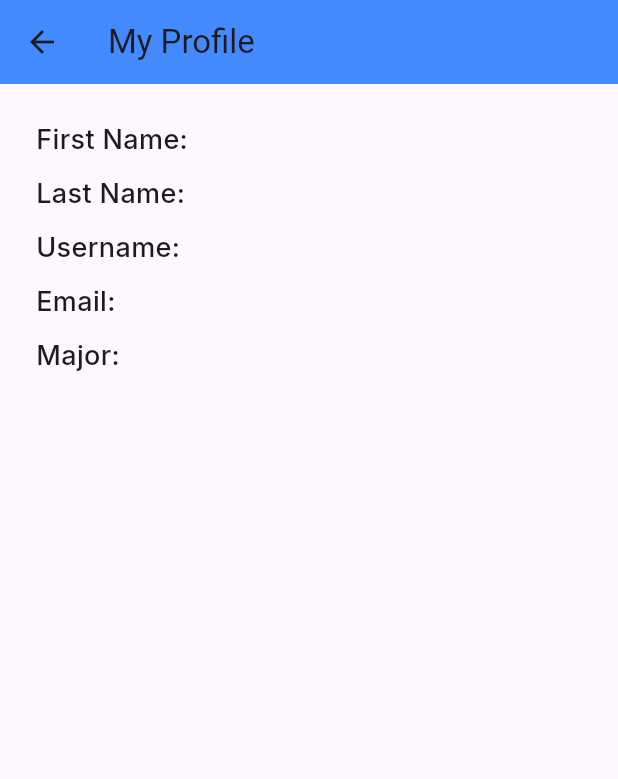
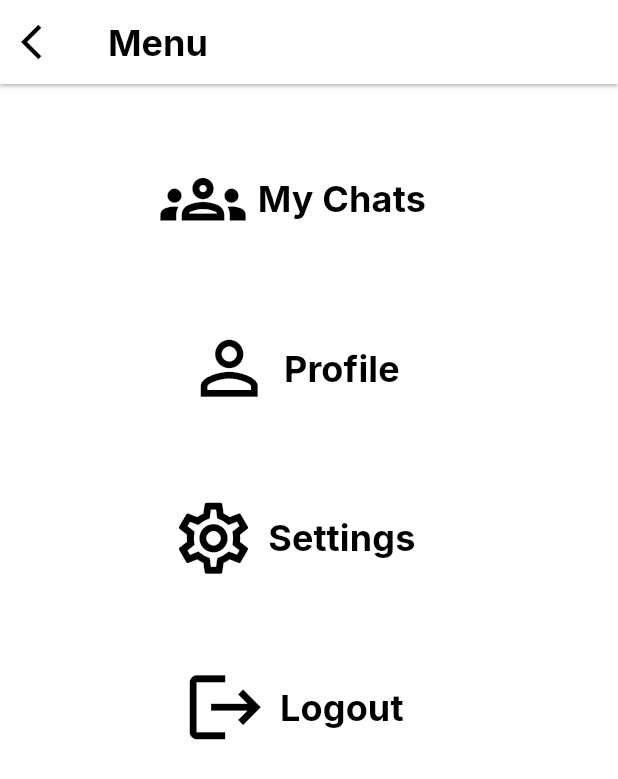
Before and after one commit to ParkerWilliams1/gemo, a Flutter app: the MenuScreen screen opened directly, on a phone screen of 412 x 824 dp. Shown: the top 779 px of the screen. Run offline on Flutter 3.47's test engine with Material 3 defaults, Android fonts, the phone set to English and light mode, and no system bars; our stand-ins replace cloud_firestore, cloud_functions, firebase_auth, firebase_core, firebase_storage, flutter_riverpod and 1 more; missing offline and left inert: videosdk; accounts and stored records are empty; generated files the repository leaves out were written again.

```diff
--- a/lib/screens/menu_screen.dart
+++ b/lib/screens/menu_screen.dart
@@ -1,79 +1,115 @@
+import 'package:firebase_auth/firebase_auth.dart';
 import 'package:flutter/material.dart';
-import 'package:firebase_auth/firebase_auth.dart';
-import 'package:cloud_firestore/cloud_firestore.dart';
 import 'package:google_fonts/google_fonts.dart';
+import 'package:gemo/screens/my_chats_screen.dart'; // Import MyChatsScreen
+import 'package:gemo/screens/profile_screen.dart'; // Import ProfileScreen
+import 'package:gemo/screens/settings_screen.dart'; // Import SettingsScreen
 
-class MenuScreen extends StatefulWidget {
+class MenuScreen extends StatelessWidget {
   const MenuScreen({super.key});
-
-  @override
-  State<MenuScreen> createState() => MenuScreenState();
-}
-
-class MenuScreenState extends State<MenuScreen> {
-  final FirebaseAuth _auth = FirebaseAuth.instance;
-  final FirebaseFirestore _firestore = FirebaseFirestore.instance;
-
-  String firstName = '';
-  String lastName = '';
-  String email = '';
-  String major = '';
-  String username = '';
-
-  @override
-  void initState() {
-    super.initState();
-    _loadUserData();
-  }
-
-  Future<void> _loadUserData() async {
-    final user = _auth.currentUser;
-    if (user != null) {
-      final doc = await _firestore.collection('users').doc(user.uid).get();
-      if (doc.exists) {
-        final data = doc.data()!;
-        setState(() {
-          firstName = data['firstName'] ?? '';
-          lastName = data['lastName'] ?? '';
-          email = data['email'] ?? '';
-          major = data['major'] ?? '';
-          username = data['username'] ?? '';
-        });
-      }
-    }
-  }
 
   @override
   Widget build(BuildContext context) {
     return Scaffold(
+      backgroundColor: Colors.white,
       appBar: AppBar(
-        title: const Text('My Profile'),
-        backgroundColor: Colors.blueAccent,
+        backgroundColor: Colors.white,
+        surfaceTintColor: Colors.transparent,
+        elevation: 1,
+        shadowColor: Colors.black,
+        title: Text(
+          'Menu',
+          style: GoogleFonts.inter(
+            fontWeight: FontWeight.bold,
+            fontSize: 24,
+            color: Colors.black,
+          ),
+        ),
+        leading: IconButton(
+          icon: const Icon(Icons.arrow_back_ios, color: Colors.black, size: 28),
+          onPressed: () {
+            Navigator.pop(context);
+          },
+        ),
       ),
       body: Padding(
-        padding: const EdgeInsets.all(24.0),
+        padding:
+            EdgeInsets.only(left: MediaQuery.of(context).size.width * 0.23),
         child: Column(
-          crossAxisAlignment: CrossAxisAlignment.start,
-          children: [
-            Text('First Name: $firstName', style: _textStyle()),
-            const SizedBox(height: 10),
-            Text('Last Name: $lastName', style: _textStyle()),
-            const SizedBox(height: 10),
-            Text('Username: $username', style: _textStyle()),
-            const SizedBox(height: 10),
-            Text('Email: $email', style: _textStyle()),
-            const SizedBox(height: 10),
-            Text('Major: $major', style: _textStyle()),
+          crossAxisAlignment: CrossAxisAlignment.center,
+          children: <Widget>[
+            const SizedBox(height: 40),
+            _buildMenuButton(
+              icon: Icons.groups_outlined,
+              label: 'My Chats',
+              onPressed: () {
+                print("Navigating to My Chats...");
+                Navigator.push(
+                  context,
+                  MaterialPageRoute(
+                      builder: (context) => const MyChatsScreen()),
+                );
+              },
+            ),
+            const SizedBox(height: 40),
+            _buildMenuButton(
+              icon: Icons.person_outline_outlined,
+              label: 'Profile',
+              onPressed: () {
+                print("Navigating to Profile...");
+                Navigator.push(
+                  context,
+                  MaterialPageRoute(
+                    builder: (context) => const ProfileScreen(),
+                  ),
+                );
+              },
+            ),
+            const SizedBox(height: 40),
+            _buildMenuButton(
+              icon: Icons.settings_outlined,
+              label: 'Settings',
+              onPressed: () {
+                print("Navigating to Settings...");
+                Navigator.push(
+                  context,
+                  MaterialPageRoute(
+                      builder: (context) => const SettingsScreen()),
+                );
+              },
+            ),
+            const SizedBox(height: 40),
+            _buildMenuButton(
+              icon: Icons.logout,
+              label: 'Logout',
+              onPressed: () async {
+                await FirebaseAuth.instance.signOut();
+                Navigator.pushReplacementNamed(
+                    context, '/signin'); // Make sure your route is defined
+              },
+            ),
           ],
         ),
       ),
     );
   }
 
-  TextStyle _textStyle() {
-    return GoogleFonts.inter(
-      fontSize: 18,
-      fontWeight: FontWeight.w500,
+  Widget _buildMenuButton({
+    required IconData icon,
+    required String label,
+    required VoidCallback onPressed,
+  }) {
+    return TextButton.icon(
+      onPressed: onPressed,
+      icon: Icon(icon, size: 57, color: Colors.black),
+      label: Text(
+        label,
+        style: GoogleFonts.inter(
+          fontWeight: FontWeight.bold,
+          fontSize: 24,
+          color: Colors.black,
+        ),
+      ),
     );
   }
 }
--- a/lib/screens/setup_profile_screen.dart
+++ b/lib/screens/setup_profile_screen.dart
@@ -138,7 +138,8 @@ class _ProfileSetupScreenState extends State<ProfileSetupScreen> {
                         ),
                         Switch(
                           value: _isTutor,
-                          onChanged: (val) => setState(() => _isTutor = val),
+                          onChanged: (val) =>
+                              setState(() => _isTutor = val),
                         ),
                       ],
                     ),
--- a/lib/services/match_service.dart
+++ b/lib/services/match_service.dart
@@ -13,7 +13,7 @@ class MatchService {
   final FirebaseFunctions _functions = FirebaseFunctions.instanceFor(region: 'us-central1');
 
   // VideoSDK Token
-  static const String _videoChatToken = "token_goes_here";
+  static const String _videoChatToken = "eyJhbGciOiJIUzI1NiIsInR5cCI6IkpXVCJ9.eyJhcGlrZXkiOiJiYmQ0MDc3NC01ZGJjLTQ0NDctOWNjOS0yNWFmYmIxOWRhYWMiLCJwZXJtaXNzaW9ucyI6WyJhbGxvd19qb2luIl0sImlhdCI6MTc0NTIyNDI1NiwiZXhwIjoxNzQ1ODI5MDU2fQ.2svFCrnP_xlepvM7VVtgb4xEkJMRG-QL4HRQ1B7lvcM";
 
   StreamSubscription<DocumentSnapshot>? _matchSubscription;
   String _currentCategory = 'General';
```
Also changed, not shown: lib/screens/profile_screen.dart (+5 -6 lines), lib/providers/user_profile_provider.dart (line endings or trailing spaces), lib/screens/settings_screen.dart (line endings or trailing spaces).
